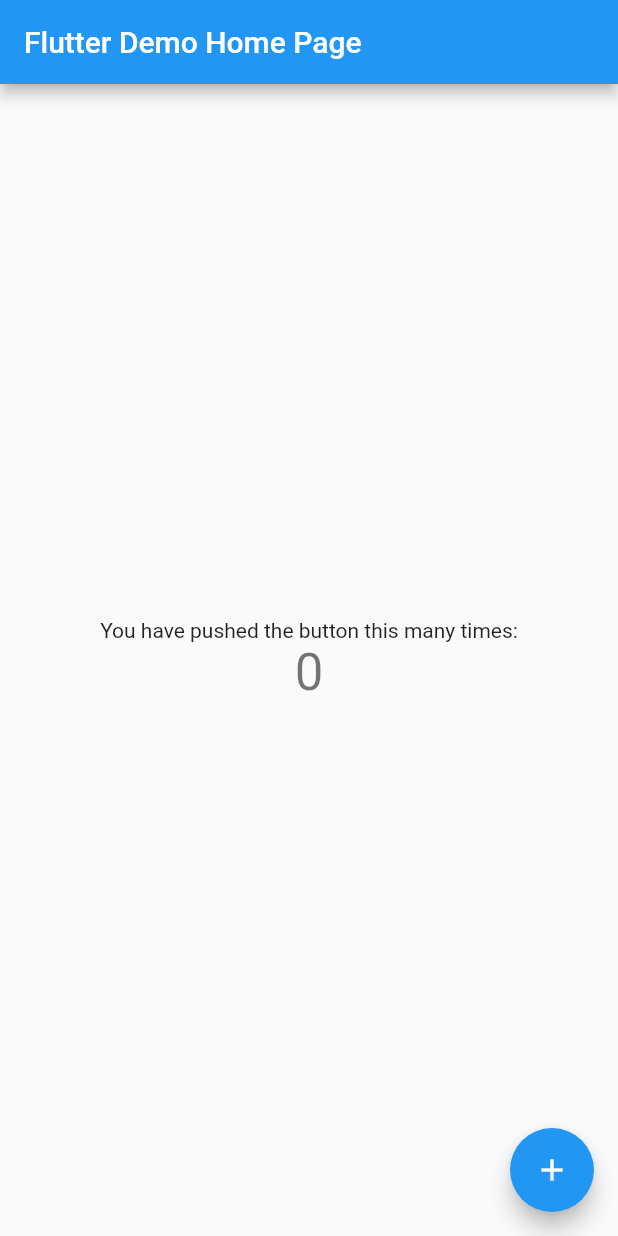
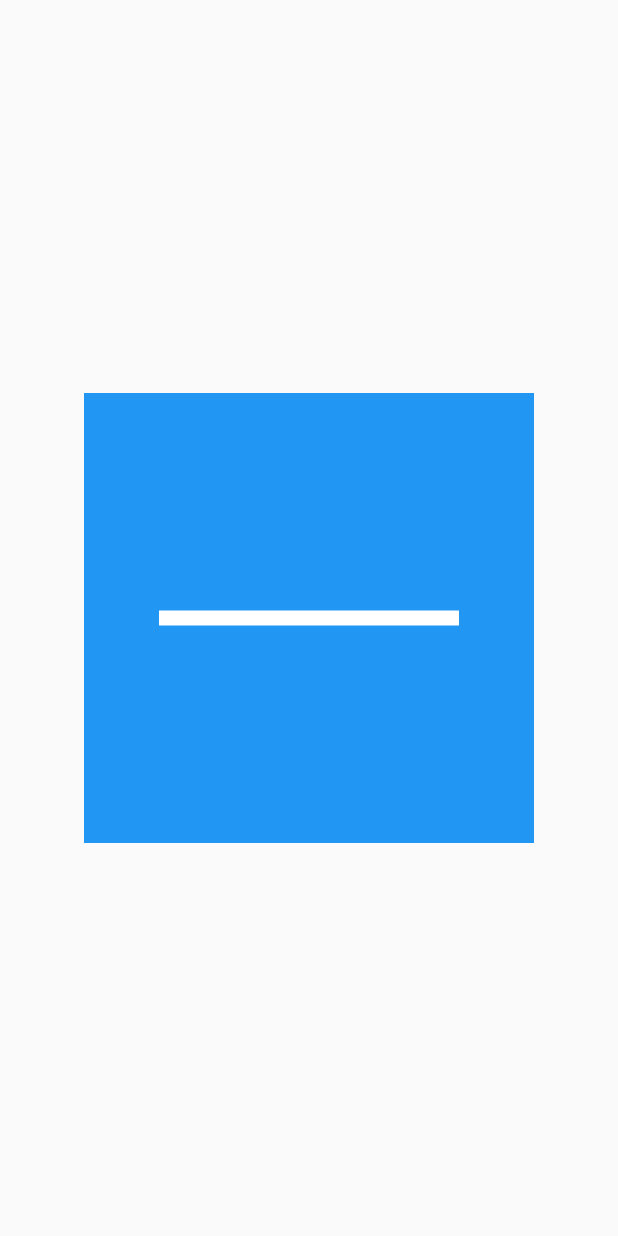
Before and after one commit to ahadjonovss/custom_paint_sample, a Flutter app: the screen it shows after launch, on a phone screen of 412 x 824 dp. Run offline on Flutter 3.47's test engine with Material 2 defaults, Android fonts, the phone set to English and light mode, and no system bars.

Commit message:
Done: Draw Line

```diff
--- a/lib/main.dart
+++ b/lib/main.dart
@@ -1,3 +1,4 @@
+import 'package:custom_paint_sample/preparing/line.dart';
 import 'package:flutter/material.dart';
 
 void main() {
@@ -6,110 +7,15 @@ void main() {
 
 class MyApp extends StatelessWidget {
   const MyApp({super.key});
-
-  // This widget is the root of your application.
   @override
   Widget build(BuildContext context) {
     return MaterialApp(
       title: 'Flutter Demo',
+      debugShowCheckedModeBanner: false,
       theme: ThemeData(
-        // This is the theme of your application.
-        //
-        // Try running your application with "flutter run". You'll see the
-        // application has a blue toolbar. Then, without quitting the app, try
-        // changing the primarySwatch below to Colors.green and then invoke
-        // "hot reload" (press "r" in the console where you ran "flutter run",
-        // or simply save your changes to "hot reload" in a Flutter IDE).
-        // Notice that the counter didn't reset back to zero; the application
-        // is not restarted.
         primarySwatch: Colors.blue,
       ),
-      home: const MyHomePage(title: 'Flutter Demo Home Page'),
+      home: DrawLinePreparing(),
     );
   }
 }
-
-class MyHomePage extends StatefulWidget {
-  const MyHomePage({super.key, required this.title});
-
-  // This widget is the home page of your application. It is stateful, meaning
-  // that it has a State object (defined below) that contains fields that affect
-  // how it looks.
-
-  // This class is the configuration for the state. It holds the values (in this
-  // case the title) provided by the parent (in this case the App widget) and
-  // used by the build method of the State. Fields in a Widget subclass are
-  // always marked "final".
-
-  final String title;
-
-  @override
-  State<MyHomePage> createState() => _MyHomePageState();
-}
-
-class _MyHomePageState extends State<MyHomePage> {
-  int _counter = 0;
-
-  void _incrementCounter() {
-    setState(() {
-      // This call to setState tells the Flutter framework that something has
-      // changed in this State, which causes it to rerun the build method below
-      // so that the display can reflect the updated values. If we changed
-      // _counter without calling setState(), then the build method would not be
-      // called again, and so nothing would appear to happen.
-      _counter++;
-    });
-  }
-
-  @override
-  Widget build(BuildContext context) {
-    // This method is rerun every time setState is called, for instance as done
-    // by the _incrementCounter method above.
-    //
-    // The Flutter framework has been optimized to make rerunning build methods
-    // fast, so that you can just rebuild anything that needs updating rather
-    // than having to individually change instances of widgets.
-    return Scaffold(
-      appBar: AppBar(
-        // Here we take the value from the MyHomePage object that was created by
-        // the App.build method, and use it to set our appbar title.
-        title: Text(widget.title),
-      ),
-      body: Center(
-        // Center is a layout widget. It takes a single child and positions it
-        // in the middle of the parent.
-        child: Column(
-          // Column is also a layout widget. It takes a list of children and
-          // arranges them vertically. By default, it sizes itself to fit its
-          // children horizontally, and tries to be as tall as its parent.
-          //
-          // Invoke "debug painting" (press "p" in the console, choose the
-          // "Toggle Debug Paint" action from the Flutter Inspector in Android
-          // Studio, or the "Toggle Debug Paint" command in Visual Studio Code)
-          // to see the wireframe for each widget.
-          //
-          // Column has various properties to control how it sizes itself and
-          // how it positions its children. Here we use mainAxisAlignment to
-          // center the children vertically; the main axis here is the vertical
-          // axis because Columns are vertical (the cross axis would be
-          // horizontal).
-          mainAxisAlignment: MainAxisAlignment.center,
-          children: <Widget>[
-            const Text(
-              'You have pushed the button this many times:',
-            ),
-            Text(
-              '$_counter',
-              style: Theme.of(context).textTheme.headline4,
-            ),
-          ],
-        ),
-      ),
-      floatingActionButton: FloatingActionButton(
-        onPressed: _incrementCounter,
-        tooltip: 'Increment',
-        child: const Icon(Icons.add),
-      ), // This trailing comma makes auto-formatting nicer for build methods.
-    );
-  }
-}
--- /dev/null
+++ b/lib/preparing/line.dart
@@ -0,0 +1,41 @@
+import 'package:flutter/cupertino.dart';
+import 'package:flutter/material.dart';
+
+class DrawLinePreparing extends StatelessWidget {
+  const DrawLinePreparing({Key? key}) : super(key: key);
+
+  @override
+  Widget build(BuildContext context) {
+    return Scaffold(
+      body: Center(
+        child: Container(
+          color: Colors.blue,
+          width: 300,
+          height: 300,
+          child: CustomPaint(
+            foregroundPainter: LinePainter(),
+          ),
+        ),
+      ),
+    );
+  }
+}
+
+class LinePainter extends CustomPainter{
+  @override
+  void paint(Canvas canvas, Size size) {
+    final paint=Paint()..strokeWidth=10..color=Colors.white;
+
+    canvas.drawLine(
+      Offset(size.width*1/6,size.height*1/2),
+      Offset(size.width*5/6,size.height*1/2),
+      paint
+    );
+
+
+  }
+  @override
+  bool shouldRepaint(covariant CustomPainter oldDelegate)=>false;
+
+
+}
```
